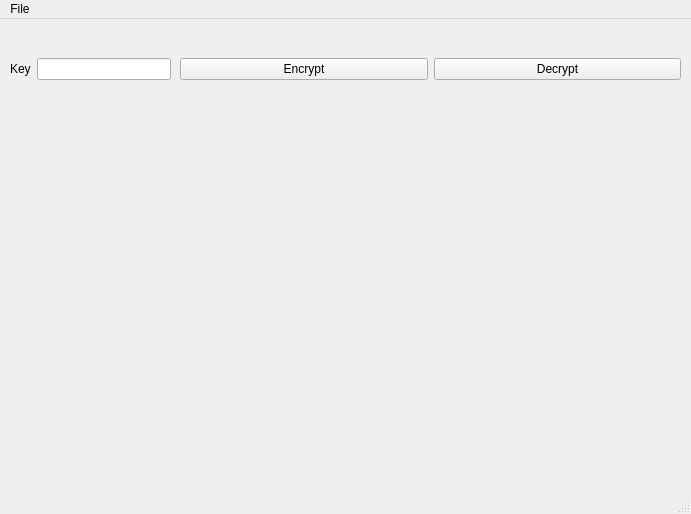
The window that C++/3. RotQt/src/mainwindow.ui (nniemeir/educational-projects) describes before a commit, drawn with Qt 5.
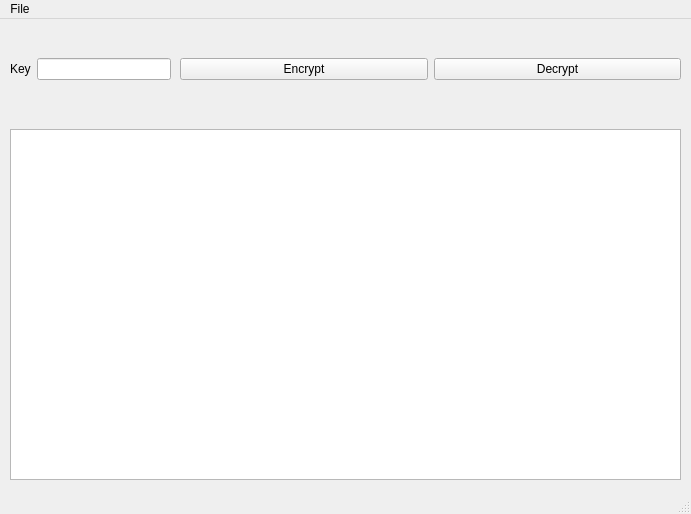
The same window after the commit. Icons and pictures are not drawn.

What changed in the file:
```diff
--- a/C++/3. RotQt/src/mainwindow.ui
+++ b/C++/3. RotQt/src/mainwindow.ui
@@ -23,22 +23,6 @@
    <string notr="true"/>
   </property>
   <widget class="QWidget" name="centralwidget">
-   <widget class="QLabel" name="label_outputArea">
-    <property name="geometry">
-     <rect>
-      <x>10</x>
-      <y>90</y>
-      <width>661</width>
-      <height>371</height>
-     </rect>
-    </property>
-    <property name="styleSheet">
-     <string notr="true"/>
-    </property>
-    <property name="text">
-     <string/>
-    </property>
-   </widget>
    <widget class="QWidget" name="horizontalLayoutWidget">
     <property name="geometry">
      <rect>
@@ -87,6 +71,16 @@
      </item>
     </layout>
    </widget>
+   <widget class="QTextEdit" name="outputArea">
+    <property name="geometry">
+     <rect>
+      <x>10</x>
+      <y>110</y>
+      <width>671</width>
+      <height>351</height>
+     </rect>
+    </property>
+   </widget>
   </widget>
   <widget class="QStatusBar" name="statusbar"/>
   <widget class="QMenuBar" name="menubar">
```
